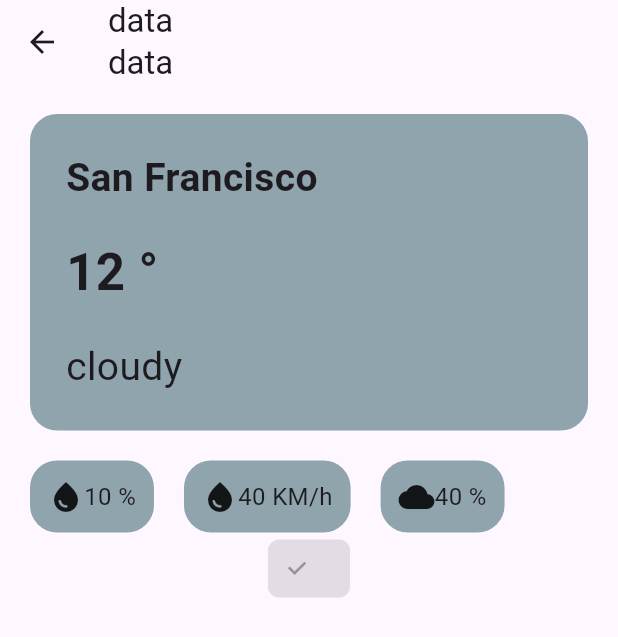
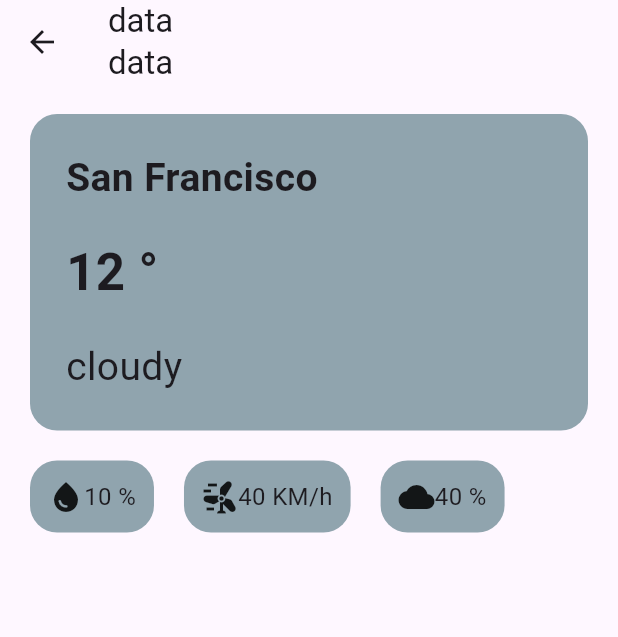
Before and after one commit to o-Proteus-o/MoodCast, a Flutter app: the HomeView screen opened directly, on a phone screen of 412 x 824 dp. Shown: the top 637 px of the screen. Run offline on Flutter 3.47's test engine with Material 3 defaults, Android fonts, the light colour scheme and no system bars; our stand-ins replace bloc, get, lucide_icons_flutter.

```diff
--- a/lib/Features/Home/Presentation/Views/home_view/home_view.dart
+++ b/lib/Features/Home/Presentation/Views/home_view/home_view.dart
@@ -18,11 +18,10 @@ class HomeView extends StatelessWidget {
                 Row(
                   children: [
                     RowOfData(text: "10 %", icon: Icons.water_drop),
-                    RowOfData(text: "40 KM/h", icon: Icons.water_drop),
+                    RowOfData(text: "40 KM/h", icon: Icons.wind_power),
                     RowOfData(text: "40 %", icon: Icons.cloud_rounded),
                   ],
                 ),
-                ChoiceChip(label: Text(""), selected: true),
               ],
             ),
           ),
--- a/pubspec.yaml
+++ b/pubspec.yaml
@@ -36,8 +36,10 @@ dependencies:
   flutter_bloc: ^9.1.0
   get: ^4.7.2
   lucide_icons_flutter: ^3.0.0
+  shared_preferences: ^2.5.3
 
 dev_dependencies:
+  flutter_launcher_icons: ^0.14.3
   flutter_lints: ^5.0.0
   flutter_test:
     sdk: flutter
@@ -55,6 +57,7 @@ flutter:
   assets:
     - assets/images/
     - assets/lotties/
+    - assets/weather/
   #   - images/a_dot_ham.jpeg
   # An image asset can refer to one or more resolution-specific "variants", see
   # https://flutter.dev/to/resolution-aware-images
```
Also changed, not shown: pubspec.lock, 2 other files.
